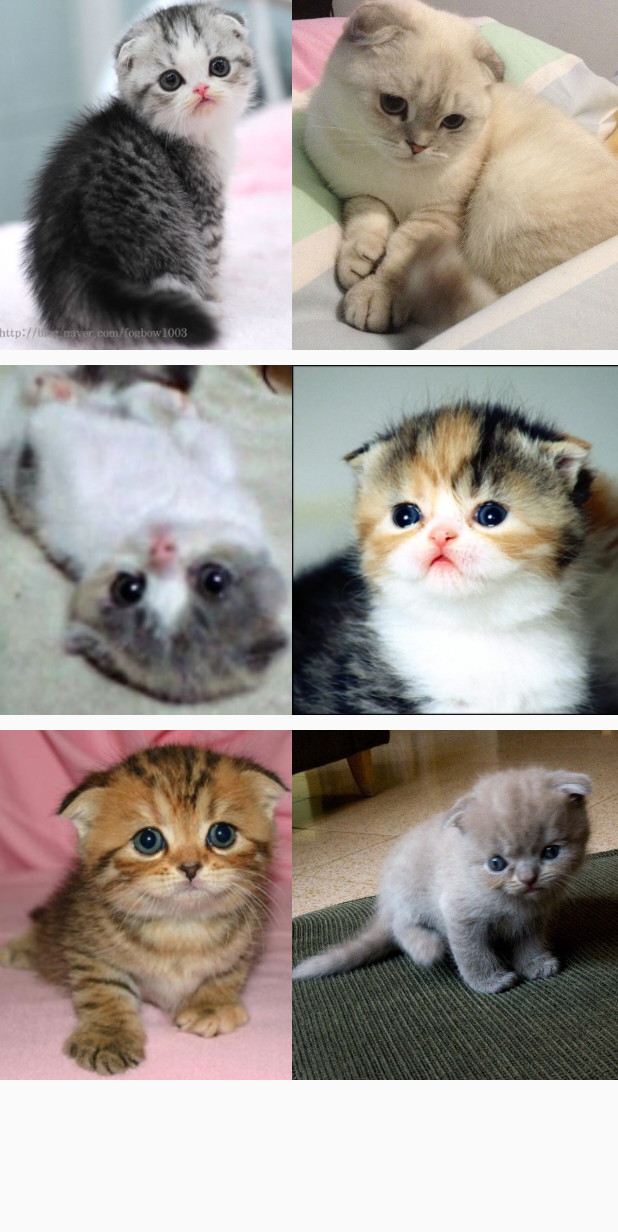
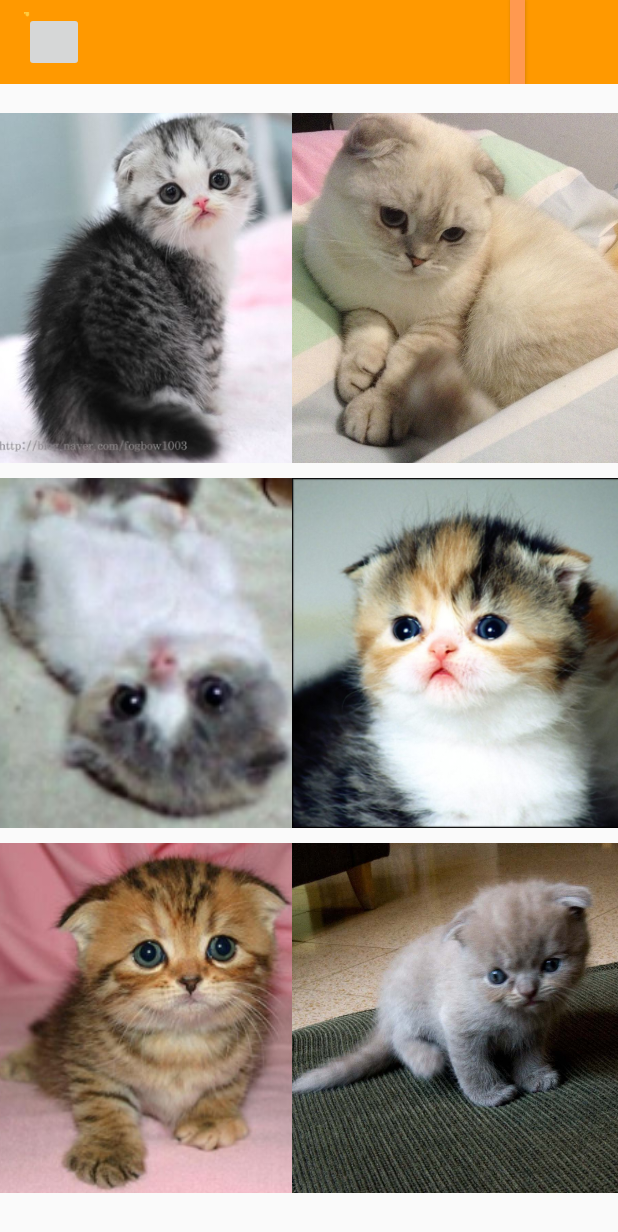
Before and after one commit to kiracp/CatPix, an Android app: the PhotoStreamActivity screen opened directly, with no data from a screen before it, on a phone screen of 412 x 824 dp. Shown: the top 1232 px of the screen. Run offline under Robolectric (Android 15) with nearby library versions, the phone set to English and light mode, and no system bars.

Commit message:
Added toolbar to homepage with secret button

```diff
--- a/app/src/main/java/com/kiraprentice/catpix/PhotoStreamActivity.java
+++ b/app/src/main/java/com/kiraprentice/catpix/PhotoStreamActivity.java
@@ -9,40 +9,80 @@ import android.content.Intent;
 import android.os.Bundle;
 import android.view.MenuItem;
 import android.view.View;
-import android.widget.AdapterView;
+import android.widget.Button;
 import android.widget.GridView;
 import android.widget.ImageButton;
-import android.widget.Toast;
 
-public class PhotoStreamActivity extends Activity {
+public class PhotoStreamActivity extends Activity implements View.OnClickListener {
+
+    private int mActivePointerId;
+    private ImageButton image;
+
 
     @Override
     public void onCreate(Bundle savedInstanceState) {
+
+        System.out.println("Entered onCreate");
+
         super.onCreate(savedInstanceState);
         setContentView(R.layout.activity_photo_stream);
-
-        ImageButton secretKey = (ImageButton) findViewById(R.id.photoKey);
-
-        secretKey.setOnClickListener(new View.OnClickListener() {
-            @Override
-            public void onClick(View v) {
-                Intent intent = new Intent(PhotoStreamActivity.this, CipherButtons.class);
-                startActivity(intent);
-            }
-        });
 
         GridView gridview = (GridView) findViewById(R.id.gridview);
         gridview.setAdapter(new ImageAdapter(this));
 
+
+        /*
         gridview.setOnItemClickListener(new AdapterView.OnItemClickListener() {
+
             public void onItemClick(AdapterView<?> parent, View v, int position, long id) {
                 Intent intent = new Intent(PhotoStreamActivity.this, CipherButtons.class);
                 startActivity(intent);
                 Toast.makeText(PhotoStreamActivity.this, "" + position, Toast.LENGTH_SHORT).show();
             }
+
         });
+        */
+
+
+        Button toolbarButton =  (Button) findViewById(R.id.toolbarButton);
+
+        toolbarButton.setOnClickListener(PhotoStreamActivity.this);
 
     }
+
+    public void onClick(View v) {
+        Intent intent = new Intent(PhotoStreamActivity.this, CipherButtons.class);
+        startActivity(intent);
+    }
+
+
+/*
+    @Override
+    public boolean onDoubleTap(MotionEvent e) {
+        Intent intent = new Intent(PhotoStreamActivity.this, CipherButtons.class);
+        startActivity(intent);
+        System.out.println("Doubletap registered");
+        //Toast.makeText(PhotoStreamActivity.this, "" + position, Toast.LENGTH_SHORT).show();
+
+    }
+
+
+
+    public boolean onTouchEvent(MotionEvent event) {
+        // Get the pointer ID
+        mActivePointerId = event.getPointerId(0);
+
+
+        // Use the pointer ID to find the index of the active pointer
+        // and fetch its position
+        int pointerIndex = event.findPointerIndex(mActivePointerId);
+        // Get the pointer's current position
+        float x = event.getX(pointerIndex);
+        float y = event.getY(pointerIndex);
+    }
+    */
+
+
 
     @Override
     public boolean onOptionsItemSelected(MenuItem item) {
@@ -50,7 +90,6 @@ public class PhotoStreamActivity extends Activity {
         // automatically handle clicks on the Home/Up button, so long
         // as you specify a parent activity in AndroidManifest.xml.
         int id = item.getItemId();
-        System.out.println(id);
 
         if (id == R.id.action_settings) {
             return true;
--- a/app/src/main/res/layout/activity_photo_stream.xml
+++ b/app/src/main/res/layout/activity_photo_stream.xml
@@ -1,12 +1,71 @@
+<?xml version="1.0" encoding="utf-8"?>
+<RelativeLayout
+    xmlns:android="http://schemas.android.com/apk/res/android"
+    android:layout_width="match_parent"
+    android:layout_height="match_parent"
+    >
+
+    <GridView xmlns:android="http://schemas.android.com/apk/res/android"
+        android:id="@+id/gridview"
+        android:layout_width="match_parent"
+        android:layout_height="match_parent"
+        android:columnWidth="150dp"
+        android:layout_marginTop="75dp"
+        android:numColumns="auto_fit"
+        android:verticalSpacing="10dp"
+        android:horizontalSpacing="10dp"
+        android:stretchMode="columnWidth"
+        android:gravity="center" />
+
+    <android.support.v7.widget.Toolbar xmlns:android="http://schemas.android.com/apk/res/android"
+        xmlns:app="http://schemas.android.com/apk/res-auto"
+
+        android:id="@+id/activity_toolbar"
+        android:layout_width="match_parent"
+        android:layout_height="wrap_content"
+        android:minHeight="?attr/actionBarSize"
+        android:background="#ff9900"
+
+        app:theme="@style/ThemeOverlay.AppCompat.ActionBar"
+        app:popupTheme="@style/ThemeOverlay.AppCompat.Light" >
+
+
+        <ImageButton
+            android:layout_width="40dp"
+            android:layout_height="40dp"
+            android:src="@drawable/toolbar"
+            />
+
+        <Button android:id="@+id/toolbarButton"
+            android:layout_marginLeft="300dp"
+            android:layout_width="10dp"
+            android:layout_height="?attr/actionBarSize"
+            android:background="#ff9950"
+            />
+
+
+    </android.support.v7.widget.Toolbar>
+
+</RelativeLayout>
+
+
+    <!--
+
 <?xml version="1.0" encoding="utf-8"?>
 <GridView xmlns:android="http://schemas.android.com/apk/res/android"
+
     android:id="@+id/gridview"
     android:layout_width="match_parent"
     android:layout_height="match_parent"
     android:columnWidth="150dp"
+    android:layout_marginTop="15dp"
     android:numColumns="auto_fit"
     android:verticalSpacing="10dp"
     android:horizontalSpacing="10dp"
     android:stretchMode="columnWidth"
     android:gravity="center"
+
+
+
     />
+        -->
--- a/app/src/main/res/menu/menu_main.xml
+++ b/app/src/main/res/menu/menu_main.xml
@@ -3,4 +3,5 @@
     xmlns:tools="http://schemas.android.com/tools" tools:context=".MainActivity">
     <item android:id="@+id/action_settings" android:title="@string/action_settings"
         android:orderInCategory="100" app:showAsAction="never" />
+
 </menu>
--- a/app/src/main/res/values/strings.xml
+++ b/app/src/main/res/values/strings.xml
@@ -49,7 +49,8 @@
     <string name="toImageGallery">To Image Gallery</string>
     <string name="action_settings">Settings</string>
     <string name="title_activity_main">MainActivity</string>
-
+    <string name="key">Key</string>
+    <string name="cat">CatPix</string>
 
 
 </resources>
```
Also changed, not shown: app/src/main/res/drawable-xhdpi/toolbar.png (added).
